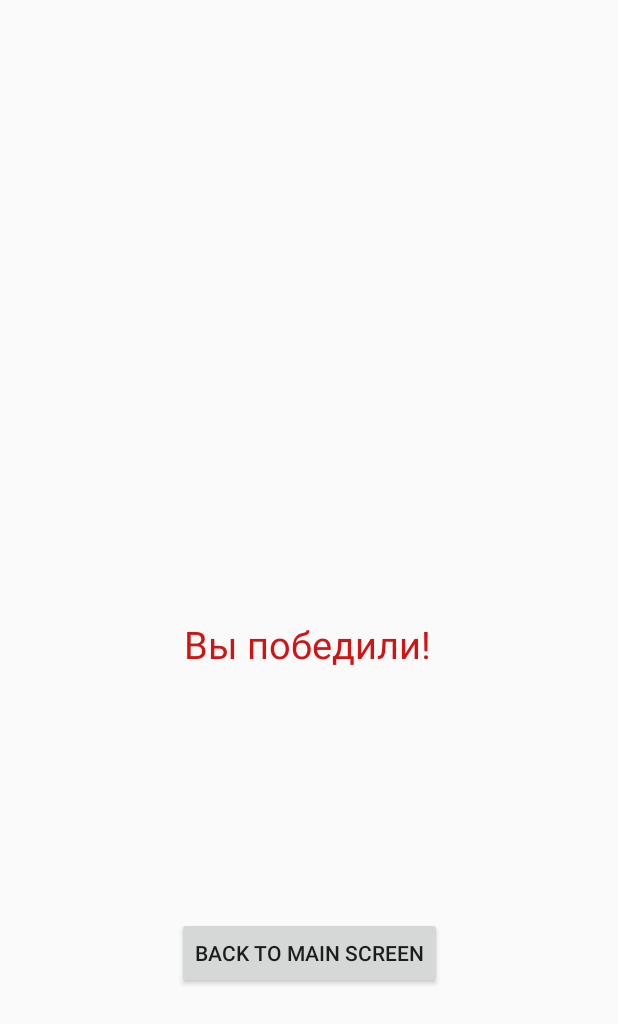
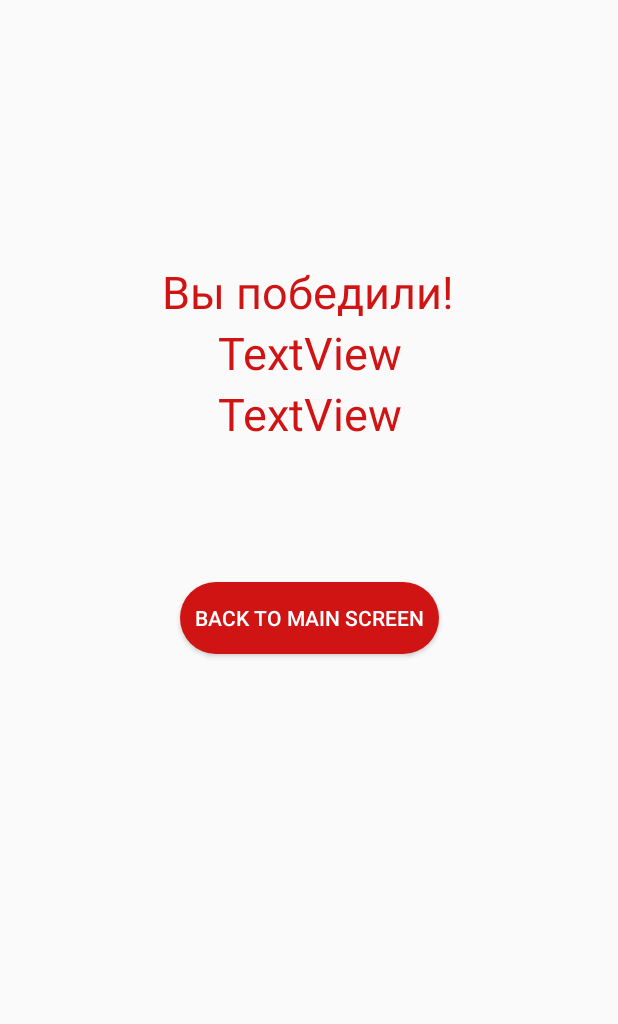
Before and after one commit to OSLL/practice20-alias, an Android app: the WinPage screen opened directly, with no data from a screen before it, on a phone screen of 412 x 824 dp. Shown: the top 1024 px of the screen. Run offline under Robolectric (Android 15) with nearby library versions, the phone set to English and light mode, and no system bars.

Commit message:
Win page set

```diff
--- a/app/src/main/res/layout/activity_win_page.xml
+++ b/app/src/main/res/layout/activity_win_page.xml
@@ -10,23 +10,51 @@
         android:id="@+id/youWin"
         android:layout_width="wrap_content"
         android:layout_height="wrap_content"
+        android:gravity="center"
         android:text="Вы победили!"
         android:textColor="@color/mainColor"
-        android:textSize="25sp"
-        app:layout_constraintBottom_toBottomOf="parent"
+        android:textSize="30sp"
+        app:layout_constraintBottom_toTopOf="@+id/backToMenu"
         app:layout_constraintEnd_toEndOf="parent"
         app:layout_constraintHorizontal_bias="0.497"
         app:layout_constraintStart_toStartOf="parent"
-        app:layout_constraintTop_toTopOf="parent"
-        app:layout_constraintVertical_bias="0.522" />
+        app:layout_constraintTop_toTopOf="parent" />
 
     <Button
         android:id="@+id/backToMenu"
         android:layout_width="wrap_content"
         android:layout_height="wrap_content"
+        android:background="@drawable/new_round_button"
+        android:paddingStart="10dp"
+        android:paddingEnd="10dp"
         android:text="Back to main screen"
+        android:textColor="@color/white"
         app:layout_constraintBottom_toBottomOf="parent"
         app:layout_constraintEnd_toEndOf="parent"
         app:layout_constraintStart_toStartOf="parent"
+        app:layout_constraintTop_toTopOf="parent" />
+
+    <TextView
+        android:id="@+id/youWin1"
+        android:layout_width="wrap_content"
+        android:layout_height="wrap_content"
+        android:gravity="center"
+        android:text="TextView"
+        android:textColor="@color/mainColor"
+        android:textSize="30sp"
+        app:layout_constraintEnd_toEndOf="parent"
+        app:layout_constraintStart_toStartOf="parent"
         app:layout_constraintTop_toBottomOf="@+id/youWin" />
+
+    <TextView
+        android:id="@+id/youWin2"
+        android:layout_width="wrap_content"
+        android:layout_height="wrap_content"
+        android:gravity="center"
+        android:text="TextView"
+        android:textColor="@color/mainColor"
+        android:textSize="30sp"
+        app:layout_constraintEnd_toEndOf="parent"
+        app:layout_constraintStart_toStartOf="parent"
+        app:layout_constraintTop_toBottomOf="@+id/youWin1" />
 </androidx.constraintlayout.widget.ConstraintLayout>
```
Also changed, not shown: app/src/main/java/com/makentoshe/androidgithubcitemplate/WinPage.kt (+15 -5 lines).
